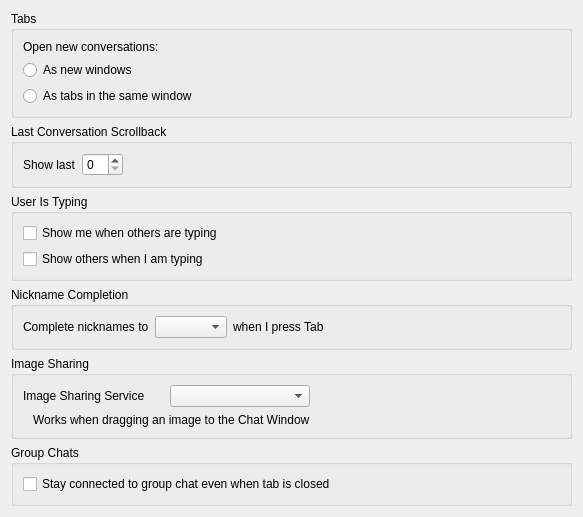
First picture: the form in config/behavior/behavior-config.ui, repository KDE/ktp-text-ui, before the edit.
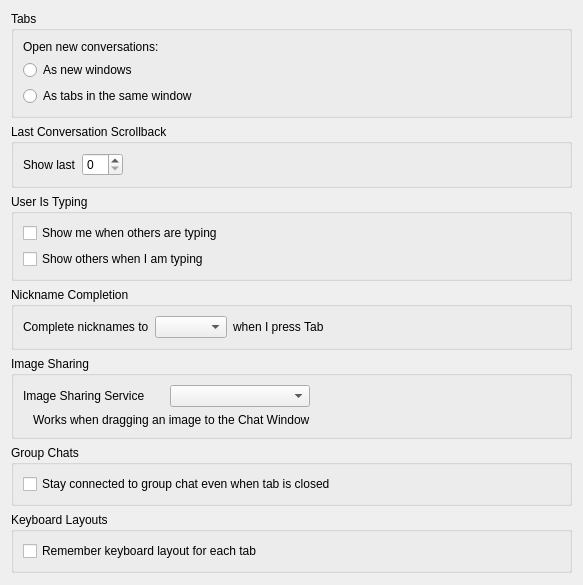
Second picture: the form after the edit. Custom widgets are drawn as their Qt base class.

Commit message:
Add option to disable keyboard layout switching
Remembering keyboard layout per tab can now be disabled in settings.

It is disabled by default now, because it breaks "per-app layout
switching" of kcm_keyboard and also is a feature that may be confusing
for users.

Patch:
```diff
--- a/config/behavior/behavior-config.ui
+++ b/config/behavior/behavior-config.ui
@@ -7,7 +7,7 @@
     <x>0</x>
     <y>0</y>
     <width>583</width>
-    <height>403</height>
+    <height>585</height>
    </rect>
   </property>
   <layout class="QVBoxLayout" name="verticalLayout">
@@ -211,6 +211,22 @@
      </layout>
     </widget>
    </item>
+   <item>
+    <widget class="QGroupBox" name="groupBox">
+     <property name="title">
+      <string>Keyboard Layouts</string>
+     </property>
+     <layout class="QFormLayout" name="formLayout_2">
+      <item row="0" column="0">
+       <widget class="QCheckBox" name="rememberTabKeyboardLayout">
+        <property name="text">
+         <string>Remember keyboard layout for each tab</string>
+        </property>
+       </widget>
+      </item>
+     </layout>
+    </widget>
+   </item>
    <item>
     <spacer name="verticalSpacer">
      <property name="orientation">
```
Lines whose indentation alone changed are shown as unchanged. The commit also changes 5 other files.
